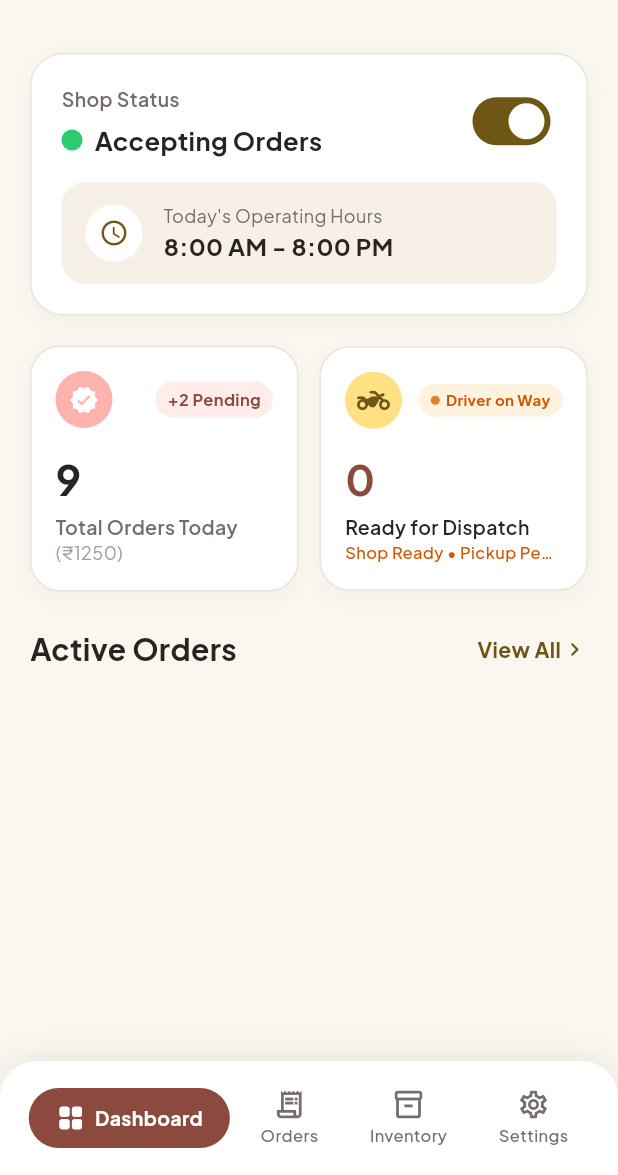
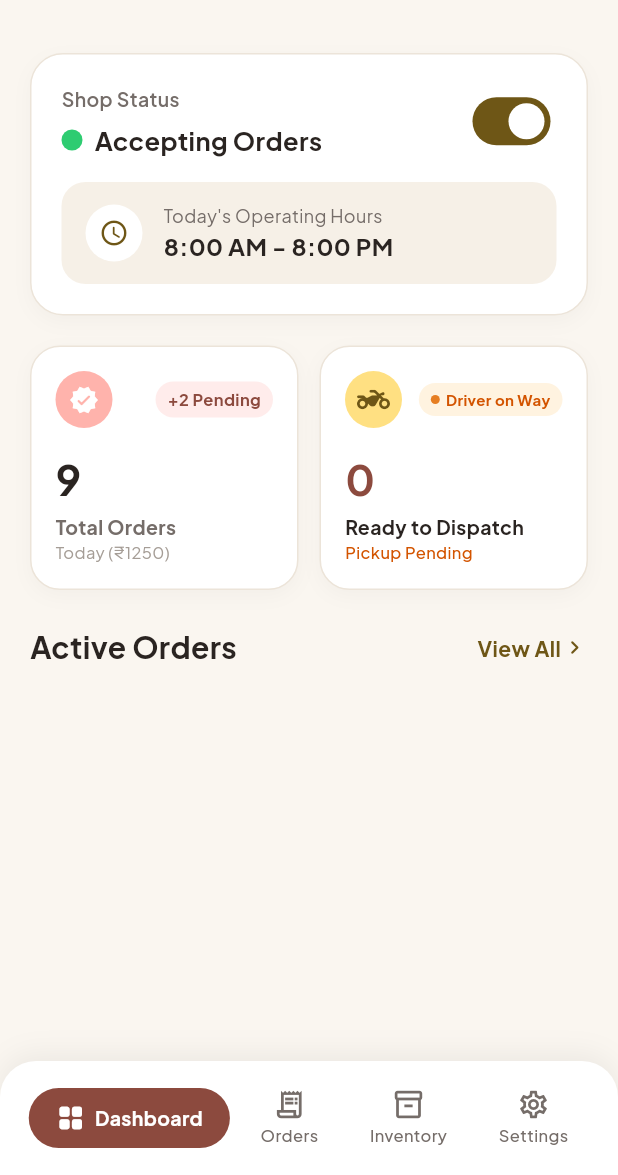
Before and after one commit to jaimiltrived/herdoor-, a Flutter app: the MerchantMainNavigationScreen screen opened directly, in the side drawer, after a tap on the "notifications none" icon, on a phone screen of 412 x 824 dp, the part 61-1236 px from its top. Run offline on Flutter 3.47's test engine with Material 3 defaults, Android fonts, the phone set to English and light mode, and no system bars; our stand-ins replace flutter_map, flutter_secure_storage, google_fonts, latlong2; accounts and stored records are empty; network calls fail.

Commit message:
fix(ui): eliminate text truncations, badge overlaps, and card cutoffs across merchant and delivery dashboards

```diff
--- a/frontend/lib/screens/merchant/merchant_dashboard_screen.dart
+++ b/frontend/lib/screens/merchant/merchant_dashboard_screen.dart
@@ -346,19 +346,17 @@ class _MerchantDashboardScreenState extends State<MerchantDashboardScreen> {
                         ),
                         const SizedBox(height: 2),
                         Text(
-                          'Total Orders Today',
-                          maxLines: 1,
-                          overflow: TextOverflow.ellipsis,
+                          'Total Orders',
                           style: GoogleFonts.plusJakartaSans(
                             fontSize: 13,
-                            fontWeight: FontWeight.w600,
+                            fontWeight: FontWeight.bold,
                             color: AppTheme.textSecondary,
                           ),
                         ),
                         Text(
-                          '(₹${_metrics.totalRevenue.toInt()})',
+                          'Today (₹${_metrics.totalRevenue.toInt()})',
                           style: GoogleFonts.plusJakartaSans(
-                            fontSize: 12,
+                            fontSize: 11,
                             color: AppTheme.textMuted,
                           ),
                         ),
@@ -455,19 +453,15 @@ class _MerchantDashboardScreenState extends State<MerchantDashboardScreen> {
                           ),
                           const SizedBox(height: 2),
                           Text(
-                            'Ready for Dispatch',
-                            maxLines: 1,
-                            overflow: TextOverflow.ellipsis,
+                            'Ready to Dispatch',
                             style: GoogleFonts.plusJakartaSans(
                               fontSize: 13,
-                              fontWeight: FontWeight.w600,
+                              fontWeight: FontWeight.bold,
                               color: AppTheme.textPrimary,
                             ),
                           ),
                           Text(
-                            'Shop Ready • Pickup Pending',
-                            maxLines: 1,
-                            overflow: TextOverflow.ellipsis,
+                            'Pickup Pending',
                             style: GoogleFonts.plusJakartaSans(
                               fontSize: 11,
                               fontWeight: FontWeight.w500,
@@ -585,18 +579,23 @@ class _MerchantDashboardScreenState extends State<MerchantDashboardScreen> {
                     crossAxisAlignment: CrossAxisAlignment.start,
                     children: [
                       Row(
+                        mainAxisAlignment: MainAxisAlignment.spaceBetween,
                         children: [
-                          Text(
-                            'Order ${order.orderId}',
-                            style: GoogleFonts.plusJakartaSans(
-                              fontSize: 16,
-                              fontWeight: FontWeight.bold,
-                              color: AppTheme.textPrimary,
+                          Flexible(
+                            child: Text(
+                              'Order ${order.orderId}',
+                              maxLines: 1,
+                              overflow: TextOverflow.ellipsis,
+                              style: GoogleFonts.plusJakartaSans(
+                                fontSize: 15,
+                                fontWeight: FontWeight.bold,
+                                color: AppTheme.textPrimary,
+                              ),
                             ),
                           ),
-                          const SizedBox(width: 8),
+                          const SizedBox(width: 6),
                           Container(
-                            padding: const EdgeInsets.symmetric(horizontal: 8, vertical: 3),
+                            padding: const EdgeInsets.symmetric(horizontal: 7, vertical: 3),
                             decoration: BoxDecoration(
                               color: order.statusTag == 'NEW'
                                   ? const Color(0xFFFFECEB)
@@ -606,7 +605,7 @@ class _MerchantDashboardScreenState extends State<MerchantDashboardScreen> {
                             child: Text(
                               order.statusTag,
                               style: GoogleFonts.plusJakartaSans(
-                                fontSize: 10,
+                                fontSize: 9.5,
                                 fontWeight: FontWeight.bold,
                                 color: order.statusTag == 'NEW'
                                     ? AppTheme.primaryTerracotta
--- a/frontend/lib/screens/merchant/merchant_inventory_screen.dart
+++ b/frontend/lib/screens/merchant/merchant_inventory_screen.dart
@@ -339,13 +339,14 @@ style: GoogleFonts.plusJakartaSans(fontWeight: FontWeight.bold),
             Row(
               mainAxisAlignment: MainAxisAlignment.spaceBetween,
               children: [
-                Column(
+                Expanded(
+                  child: Column(
                     crossAxisAlignment: CrossAxisAlignment.start,
                     children: [
                       Text(
                         'Inventory & Supplies',
                         style: GoogleFonts.plusJakartaSans(
-                        fontSize: 24,
+                          fontSize: 22,
                           fontWeight: FontWeight.bold,
                           color: AppTheme.textPrimary,
                         ),
@@ -354,24 +355,26 @@ style: GoogleFonts.plusJakartaSans(fontWeight: FontWeight.bold),
                       Text(
                         'Manage store flour & raw grain inventory.',
                         style: GoogleFonts.plusJakartaSans(
-                        fontSize: 13,
+                          fontSize: 12,
                           color: AppTheme.textSecondary,
                         ),
                       ),
                     ],
                   ),
+                ),
+                const SizedBox(width: 8),
                 ElevatedButton.icon(
                   onPressed: () => _showAddProductModal(context),
                   style: ElevatedButton.styleFrom(
                     backgroundColor: const Color(0xFF6E5616),
-                    padding: const EdgeInsets.symmetric(horizontal: 14, vertical: 10),
+                    padding: const EdgeInsets.symmetric(horizontal: 12, vertical: 8),
                     shape: RoundedRectangleBorder(borderRadius: BorderRadius.circular(20)),
                   ),
-                  icon: const Icon(Icons.add, color: Colors.white, size: 18),
+                  icon: const Icon(Icons.add, color: Colors.white, size: 16),
                   label: Text(
                     'Add Item',
                     style: GoogleFonts.plusJakartaSans(
-                      fontSize: 13,
+                      fontSize: 12,
                       fontWeight: FontWeight.bold,
                       color: Colors.white,
                     ),
```
Also changed, not shown: frontend/lib/screens/delivery/delivery_dashboard_screen.dart (+88 -57 lines). Lines whose indentation alone changed are shown as unchanged.
